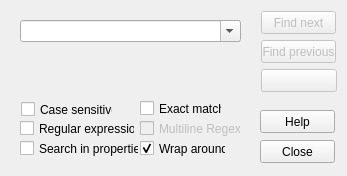
Before: the Qt Designer form finditemsdialog.ui in kambala-decapitator/MedianXLOfflineTools, drawn with Qt 5.
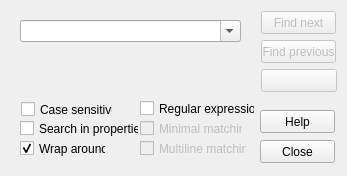
After: the same form once the commit is applied.

Commit message: added 'regex minimal matching' checkbox instead of 'exact match'

Patch:
```diff
--- a/finditemsdialog.ui
+++ b/finditemsdialog.ui
@@ -35,8 +35,8 @@
   <widget class="QCheckBox" name="regexCheckBox">
    <property name="geometry">
     <rect>
-     <x>20</x>
-     <y>120</y>
+     <x>140</x>
+     <y>100</y>
      <width>115</width>
      <height>17</height>
     </rect>
@@ -58,23 +58,26 @@
     <string>Case sensitive</string>
    </property>
   </widget>
-  <widget class="QCheckBox" name="exactMatchCheckBox">
+  <widget class="QCheckBox" name="minimalMatchCheckBox">
+   <property name="enabled">
+    <bool>false</bool>
+   </property>
    <property name="geometry">
     <rect>
      <x>140</x>
-     <y>100</y>
-     <width>82</width>
+     <y>120</y>
+     <width>103</width>
      <height>17</height>
     </rect>
    </property>
    <property name="text">
-    <string>Exact match</string>
+    <string>Minimal matching</string>
    </property>
   </widget>
   <widget class="QCheckBox" name="wrapAroundCheckBox">
    <property name="geometry">
     <rect>
-     <x>140</x>
+     <x>20</x>
      <y>140</y>
      <width>86</width>
      <height>17</height>
@@ -179,7 +182,7 @@
    <property name="geometry">
     <rect>
      <x>20</x>
-     <y>140</y>
+     <y>120</y>
      <width>119</width>
      <height>17</height>
     </rect>
@@ -198,13 +201,13 @@
    <property name="geometry">
     <rect>
      <x>140</x>
-     <y>120</y>
-     <width>101</width>
+     <y>140</y>
+     <width>107</width>
      <height>17</height>
     </rect>
    </property>
    <property name="text">
-    <string>Multiline Regex</string>
+    <string>Multiline matching</string>
    </property>
   </widget>
   <widget class="QPushButton" name="helpButton">
```
Left out of the diff: 26 changed lines with no effect on the pictures. The commit also changes 2 other files.
